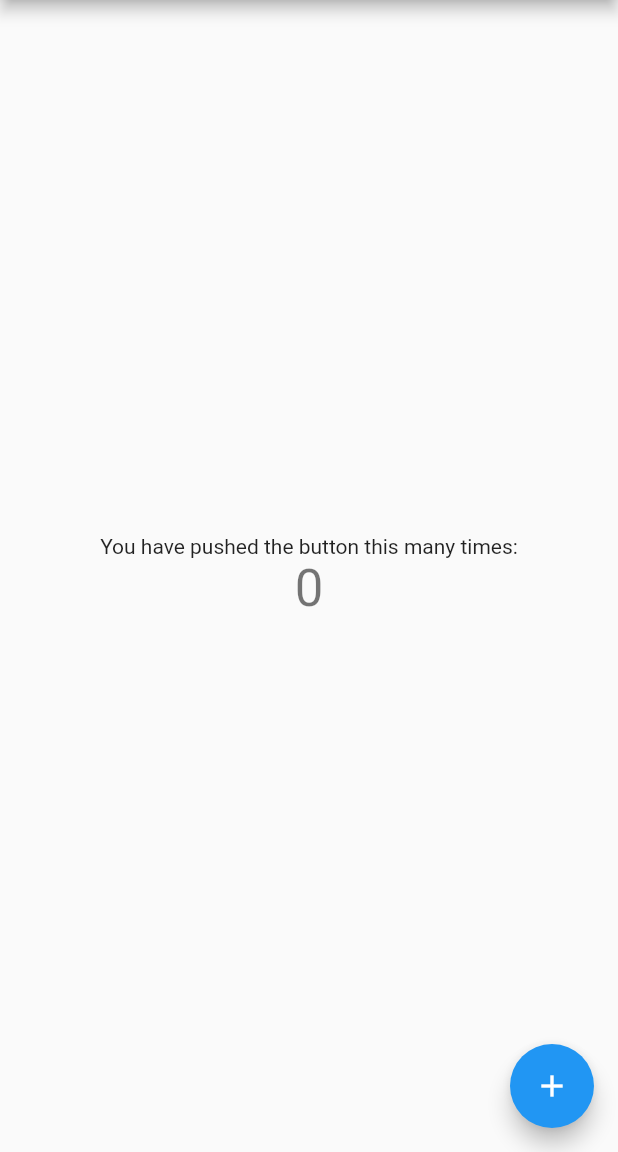
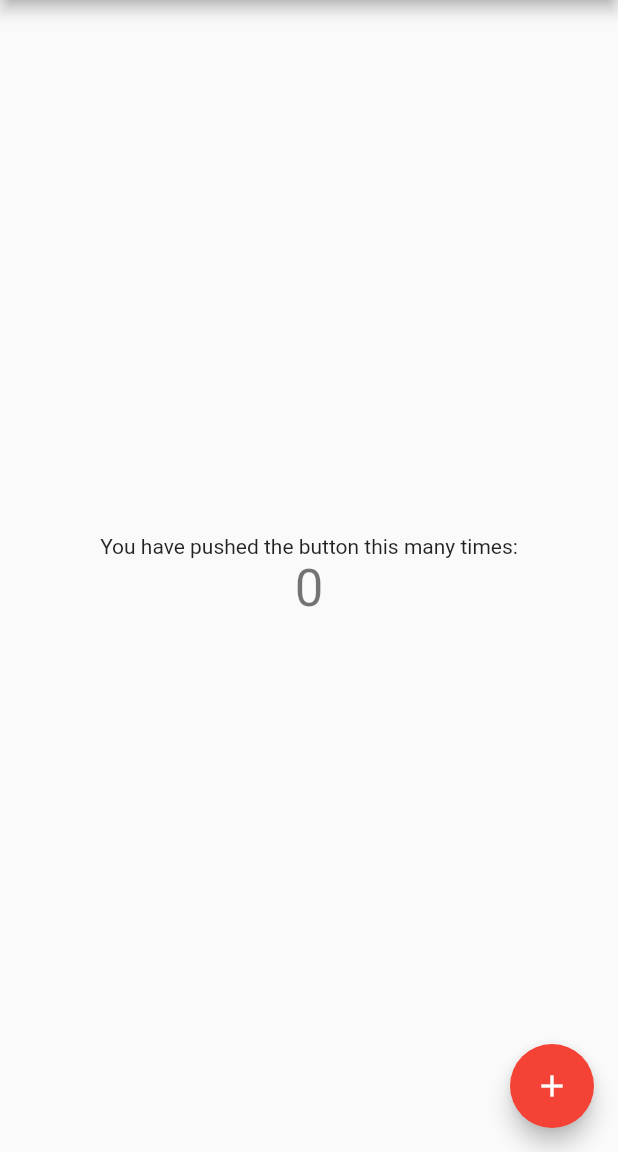
Before and after one commit to rajeshreemistry/flutterCounterApp, a Flutter app: the screen it shows after launch, on a phone screen of 412 x 824 dp, the part 84-1236 px from its top. Run offline on Flutter 3.47's test engine with Material 2 defaults, Android fonts, the phone set to English and light mode, and no system bars.

Commit message:
Change button color

```diff
--- a/lib/main.dart
+++ b/lib/main.dart
@@ -105,9 +105,11 @@ class _MyHomePageState extends State<MyHomePage> {
           ],
         ),
       ),
+      //This is fron Bhavin Branch
       floatingActionButton: FloatingActionButton(
         onPressed: _incrementCounter,
         tooltip: 'Increment',
+        backgroundColor: Colors.red,
         child: const Icon(Icons.add),
       ), // This trailing comma makes auto-formatting nicer for build methods.
     );
```
